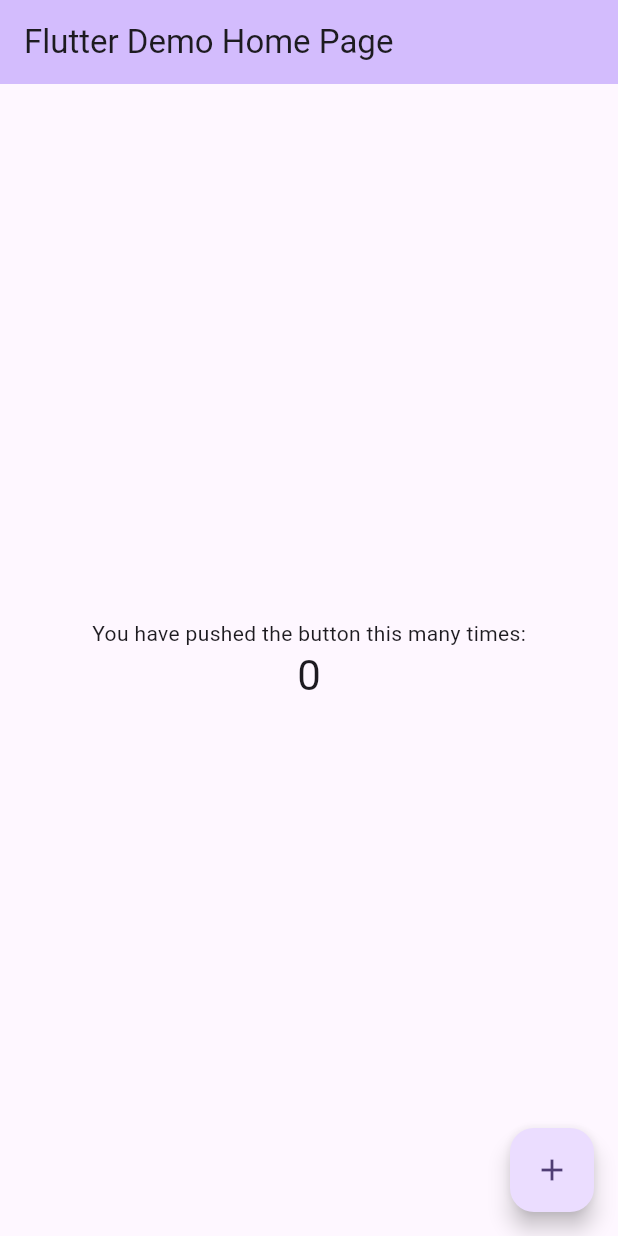
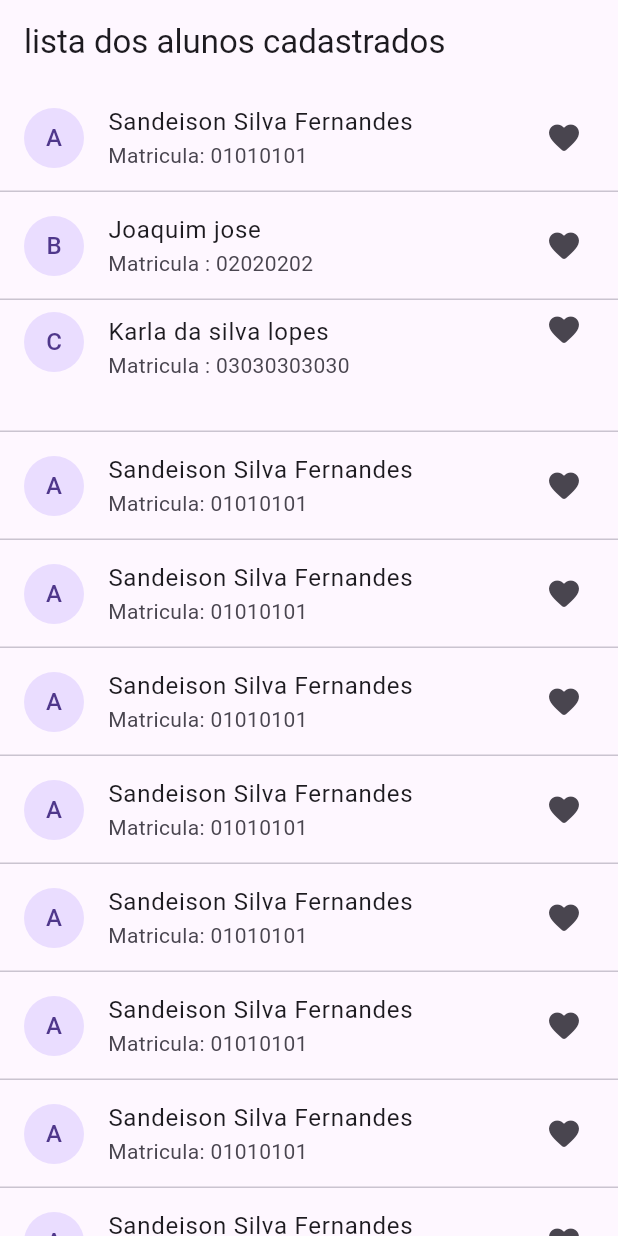
Before and after one commit to siyFred/projeto_escola_flutter, a Flutter app: the screen it shows after launch, on a phone screen of 412 x 824 dp. Run offline on Flutter 3.47's test engine with Material 3 defaults, Android fonts, the phone set to English and light mode, and no system bars.

Commit message:
Adicinado a Branch de Sandeison

```diff
--- a/lib/main.dart
+++ b/lib/main.dart
@@ -1,122 +1,118 @@
 import 'package:flutter/material.dart';
 
-void main() {
-  runApp(const MyApp());
+/// Flutter code sample for [ListTile].
+
+void main() => runApp(const ListTileApp());
+
+class ListTileApp extends StatelessWidget {
+  const ListTileApp({super.key});
+
+  @override
+  Widget build(BuildContext context) {
+    return MaterialApp(theme: ThemeData(useMaterial3: true), home: const ListTileExample());
+  }
 }
 
-class MyApp extends StatelessWidget {
-  const MyApp({super.key});
+class ListTileExample extends StatelessWidget {
+  const ListTileExample({super.key});
 
-  // This widget is the root of your application.
   @override
   Widget build(BuildContext context) {
-    return MaterialApp(
-      title: 'Flutter Demo',
-      theme: ThemeData(
-        // This is the theme of your application.
-        //
-        // TRY THIS: Try running your application with "flutter run". You'll see
-        // the application has a purple toolbar. Then, without quitting the app,
-        // try changing the seedColor in the colorScheme below to Colors.green
-        // and then invoke "hot reload" (save your changes or press the "hot
-        // reload" button in a Flutter-supported IDE, or press "r" if you used
-        // the command line to start the app).
-        //
-        // Notice that the counter didn't reset back to zero; the application
-        // state is not lost during the reload. To reset the state, use hot
-        // restart instead.
-        //
-        // This works for code too, not just values: Most code changes can be
-        // tested with just a hot reload.
-        colorScheme: ColorScheme.fromSeed(seedColor: Colors.deepPurple),
+    return Scaffold(
+      appBar: AppBar(title: const Text('lista dos alunos cadastrados')),
+      body: ListView(
+        children: const <Widget>[
+          ListTile(
+            leading: CircleAvatar(child: Text('A')),
+            title: Text('Sandeison Silva Fernandes'),
+            subtitle: Text('Matricula: 01010101'),
+            trailing: Icon(Icons.favorite_rounded),
+          ),
+          Divider(height: 0),
+          ListTile(
+            leading: CircleAvatar(child: Text('B')),
+            title: Text('Joaquim jose'),
+            subtitle: Text(
+              'Matricula : 02020202',
+            ),
+            trailing: Icon(Icons.favorite_rounded),
+          ),
+          Divider(height: 0),
+          ListTile(
+            leading: CircleAvatar(child: Text('C')),
+            title: Text('Karla da silva lopes'),
+            subtitle: Text(
+              "Matricula : 03030303030",
+            ),
+            trailing: Icon(Icons.favorite_rounded),
+            isThreeLine: true,
+          ),
+          Divider(height: 0),
+           ListTile(
+            leading: CircleAvatar(child: Text('A')),
+            title: Text('Sandeison Silva Fernandes'),
+            subtitle: Text('Matricula: 01010101'),
+            trailing: Icon(Icons.favorite_rounded),
+          ),
+          Divider(height: 0),
+           ListTile(
+            leading: CircleAvatar(child: Text('A')),
+            title: Text('Sandeison Silva Fernandes'),
+            subtitle: Text('Matricula: 01010101'),
+            trailing: Icon(Icons.favorite_rounded),
+          ),
+          Divider(height: 0),
+           ListTile(
+            leading: CircleAvatar(child: Text('A')),
+            title: Text('Sandeison Silva Fernandes'),
+            subtitle: Text('Matricula: 01010101'),
+            trailing: Icon(Icons.favorite_rounded),
+          ),
+          Divider(height: 0),
+           ListTile(
+            leading: CircleAvatar(child: Text('A')),
+            title: Text('Sandeison Silva Fernandes'),
+            subtitle: Text('Matricula: 01010101'),
+            trailing: Icon(Icons.favorite_rounded),
+          ),
+          Divider(height: 0),
+           ListTile(
+            leading: CircleAvatar(child: Text('A')),
+            title: Text('Sandeison Silva Fernandes'),
+            subtitle: Text('Matricula: 01010101'),
+            trailing: Icon(Icons.favorite_rounded),
+          ),
+          Divider(height: 0),
+           ListTile(
+            leading: CircleAvatar(child: Text('A')),
+            title: Text('Sandeison Silva Fernandes'),
+            subtitle: Text('Matricula: 01010101'),
+            trailing: Icon(Icons.favorite_rounded),
+          ),
+          Divider(height: 0),
+           ListTile(
+            leading: CircleAvatar(child: Text('A')),
+            title: Text('Sandeison Silva Fernandes'),
+            subtitle: Text('Matricula: 01010101'),
+            trailing: Icon(Icons.favorite_rounded),
+          ),
+          Divider(height: 0),
+           ListTile(
+            leading: CircleAvatar(child: Text('A')),
+            title: Text('Sandeison Silva Fernandes'),
+            subtitle: Text('Matricula: 01010101'),
+            trailing: Icon(Icons.favorite_rounded),
+          ),
+          Divider(height: 0),
+           ListTile(
+            leading: CircleAvatar(child: Text('A')),
+            title: Text('Sandeison Silva Fernandes'),
+            subtitle: Text('Matricula: 01010101'),
+            trailing: Icon(Icons.favorite_rounded),
+          ),
+          Divider(height: 0),
+        ],
       ),
-      home: const MyHomePage(title: 'Flutter Demo Home Page'),
     );
   }
 }
-
-class MyHomePage extends StatefulWidget {
-  const MyHomePage({super.key, required this.title});
-
-  // This widget is the home page of your application. It is stateful, meaning
-  // that it has a State object (defined below) that contains fields that affect
-  // how it looks.
-
-  // This class is the configuration for the state. It holds the values (in this
-  // case the title) provided by the parent (in this case the App widget) and
-  // used by the build method of the State. Fields in a Widget subclass are
-  // always marked "final".
-
-  final String title;
-
-  @override
-  State<MyHomePage> createState() => _MyHomePageState();
-}
-
-class _MyHomePageState extends State<MyHomePage> {
-  int _counter = 0;
-
-  void _incrementCounter() {
-    setState(() {
-      // This call to setState tells the Flutter framework that something has
-      // changed in this State, which causes it to rerun the build method below
-      // so that the display can reflect the updated values. If we changed
-      // _counter without calling setState(), then the build method would not be
-      // called again, and so nothing would appear to happen.
-      _counter++;
-    });
-  }
-
-  @override
-  Widget build(BuildContext context) {
-    // This method is rerun every time setState is called, for instance as done
-    // by the _incrementCounter method above.
-    //
-    // The Flutter framework has been optimized to make rerunning build methods
-    // fast, so that you can just rebuild anything that needs updating rather
-    // than having to individually change instances of widgets.
-    return Scaffold(
-      appBar: AppBar(
-        // TRY THIS: Try changing the color here to a specific color (to
-        // Colors.amber, perhaps?) and trigger a hot reload to see the AppBar
-        // change color while the other colors stay the same.
-        backgroundColor: Theme.of(context).colorScheme.inversePrimary,
-        // Here we take the value from the MyHomePage object that was created by
-        // the App.build method, and use it to set our appbar title.
-        title: Text(widget.title),
-      ),
-      body: Center(
-        // Center is a layout widget. It takes a single child and positions it
-        // in the middle of the parent.
-        child: Column(
-          // Column is also a layout widget. It takes a list of children and
-          // arranges them vertically. By default, it sizes itself to fit its
-          // children horizontally, and tries to be as tall as its parent.
-          //
-          // Column has various properties to control how it sizes itself and
-          // how it positions its children. Here we use mainAxisAlignment to
-          // center the children vertically; the main axis here is the vertical
-          // axis because Columns are vertical (the cross axis would be
-          // horizontal).
-          //
-          // TRY THIS: Invoke "debug painting" (choose the "Toggle Debug Paint"
-          // action in the IDE, or press "p" in the console), to see the
-          // wireframe for each widget.
-          mainAxisAlignment: MainAxisAlignment.center,
-          children: <Widget>[
-            const Text('You have pushed the button this many times:'),
-            Text(
-              '$_counter',
-              style: Theme.of(context).textTheme.headlineMedium,
-            ),
-          ],
-        ),
-      ),
-      floatingActionButton: FloatingActionButton(
-        onPressed: _incrementCounter,
-        tooltip: 'Increment',
-        child: const Icon(Icons.add),
-      ), // This trailing comma makes auto-formatting nicer for build methods.
-    );
-  }
-}
```
Also changed, not shown: 1 other file.
